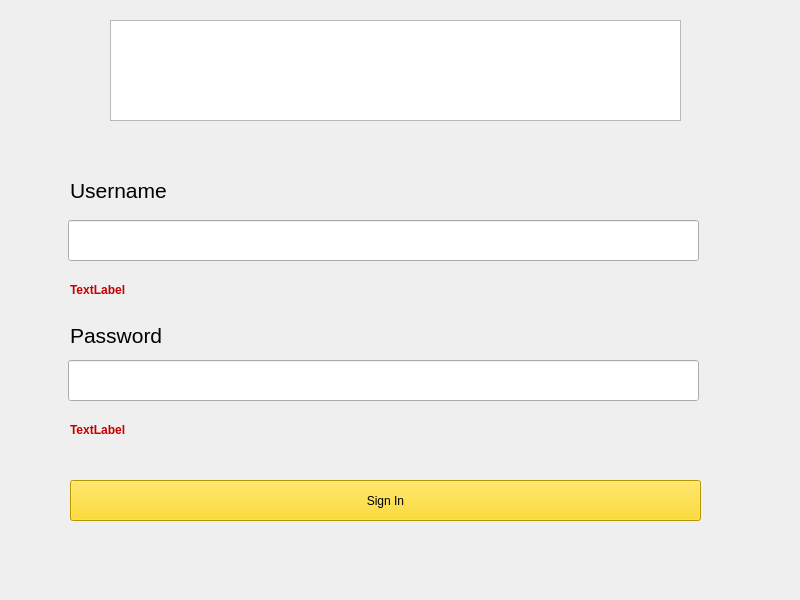
Jtrobinson2/IMDB-Automation-Tool, file src/ui/MainWindow.ui: the form before one commit.
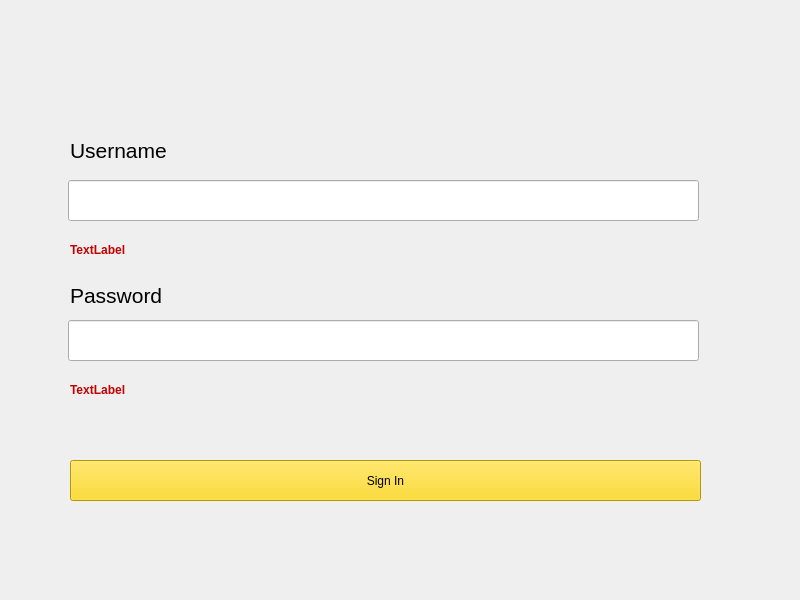
The form after the commit. The open tabs and pages were chosen to show the change. Icons and pictures are not drawn.

Commit message: Added header and logo images to UI is finished for the most part

What changed in the file:
```diff
--- a/src/ui/MainWindow.ui
+++ b/src/ui/MainWindow.ui
@@ -48,21 +48,11 @@
         <number>2</number>
        </property>
        <widget class="QWidget" name="LoginPage">
-        <widget class="QGraphicsView" name="HeaderImage">
-         <property name="geometry">
-          <rect>
-           <x>110</x>
-           <y>20</y>
-           <width>571</width>
-           <height>101</height>
-          </rect>
-         </property>
-        </widget>
         <widget class="QLineEdit" name="UsernameLineEdit">
          <property name="geometry">
           <rect>
            <x>68</x>
-           <y>220</y>
+           <y>180</y>
            <width>631</width>
            <height>41</height>
           </rect>
@@ -77,7 +67,7 @@
          <property name="geometry">
           <rect>
            <x>70</x>
-           <y>180</y>
+           <y>140</y>
            <width>141</width>
            <height>21</height>
           </rect>
@@ -95,7 +85,7 @@
          <property name="geometry">
           <rect>
            <x>70</x>
-           <y>280</y>
+           <y>240</y>
            <width>511</width>
            <height>20</height>
           </rect>
@@ -120,7 +110,7 @@
          <property name="geometry">
           <rect>
            <x>70</x>
-           <y>320</y>
+           <y>280</y>
            <width>141</width>
            <height>31</height>
           </rect>
@@ -138,7 +128,7 @@
          <property name="geometry">
           <rect>
            <x>68</x>
-           <y>360</y>
+           <y>320</y>
            <width>631</width>
            <height>41</height>
           </rect>
@@ -153,7 +143,7 @@
          <property name="geometry">
           <rect>
            <x>70</x>
-           <y>420</y>
+           <y>380</y>
            <width>551</width>
            <height>20</height>
           </rect>
@@ -177,7 +167,7 @@
          <property name="geometry">
           <rect>
            <x>70</x>
-           <y>480</y>
+           <y>460</y>
            <width>631</width>
            <height>41</height>
           </rect>
```
Left out of the diff: 85 changed lines with no effect on the pictures. The commit also changes 4 other files.
